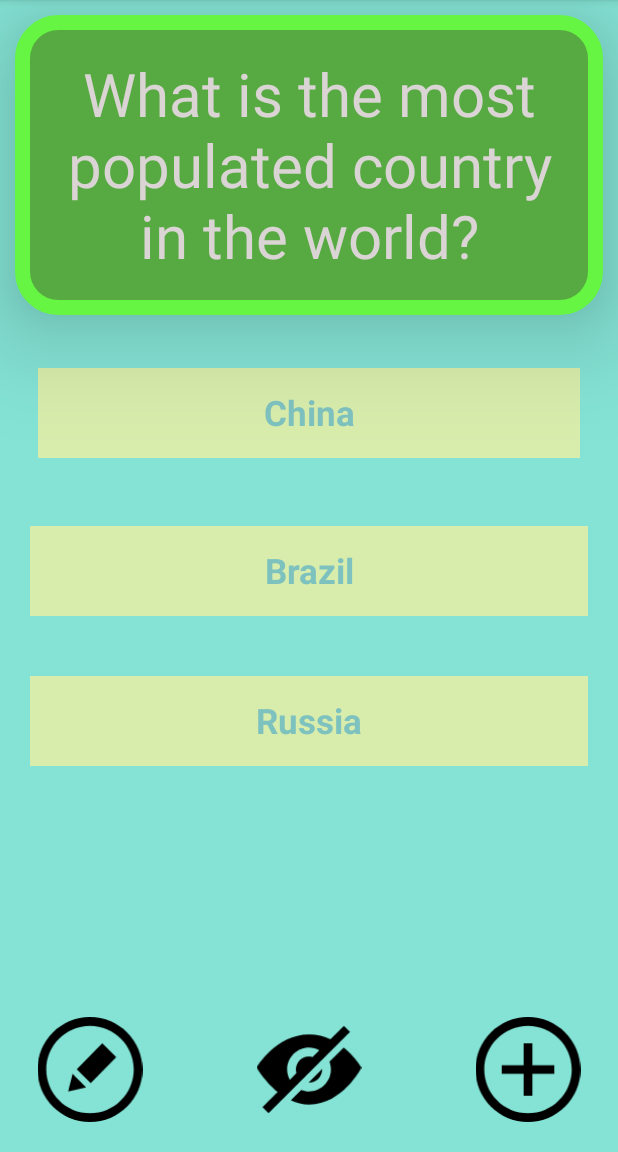
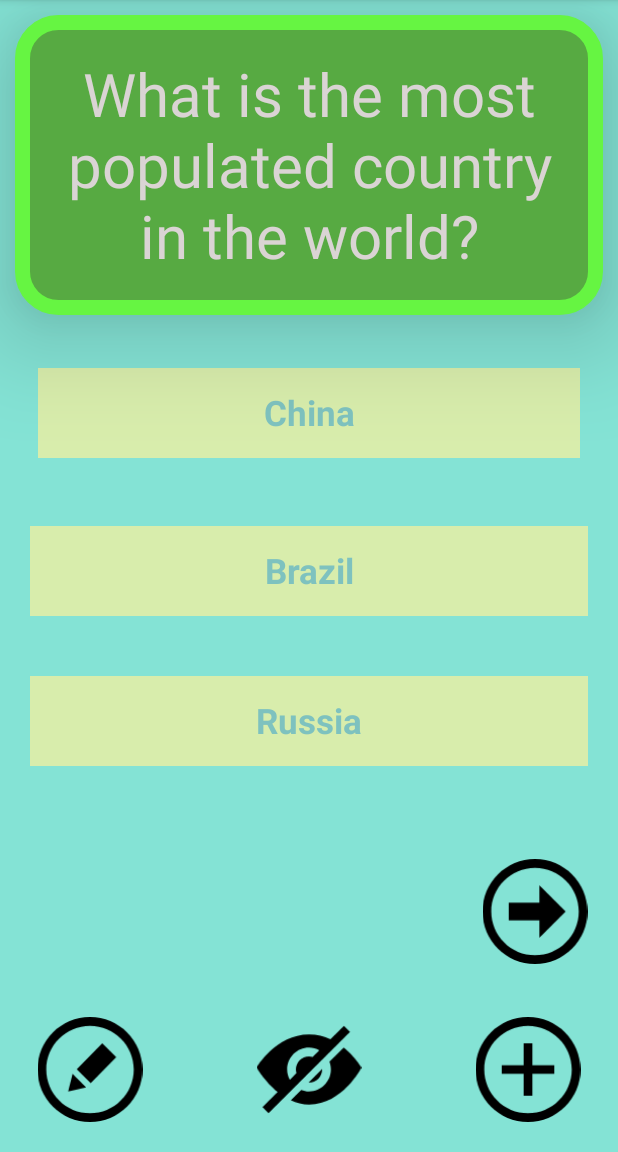
Before and after one commit to 19exceraya1/RayansFlashcards, an Android app: the screen it shows after launch (MainActivity), on a phone screen of 412 x 824 dp, the part 84-1236 px from its top. Run offline under Robolectric (Android 15) with nearby library versions, the phone set to English and light mode, and no system bars; our stand-ins replace Room's generated code.

Commit message:
Week 5 Lab

```diff
--- /dev/null
+++ b/app/src/main/res/drawable/next_icon_foreground.xml
@@ -0,0 +1,12 @@
+<vector xmlns:android="http://schemas.android.com/apk/res/android"
+    android:width="108dp"
+    android:height="108dp"
+    android:viewportWidth="108"
+    android:viewportHeight="108">
+  <group android:scaleX="4.5"
+      android:scaleY="4.5">
+    <path
+        android:fillColor="#FF000000"
+        android:pathData="M13,18v-4h-7v-4h7v-4l6,6 -6,6zM12,2c5.514,0 10,4.486 10,10s-4.486,10 -10,10 -10,-4.486 -10,-10 4.486,-10 10,-10zM12,0c-6.627,0 -12,5.373 -12,12s5.373,12 12,12 12,-5.373 12,-12 -5.373,-12 -12,-12z"/>
+  </group>
+</vector>
--- a/app/src/main/res/layout/activity_main.xml
+++ b/app/src/main/res/layout/activity_main.xml
@@ -73,11 +73,13 @@
         android:background="#AEFFF29A"
         android:layout_margin="20dp"
         android:layout_below="@id/Answer2"/>
+
     <TextView
-    android:id="@+id/reset"
-    android:layout_width="match_parent"
-    android:layout_height="100dp"
-    android:layout_below="@+id/Answer3"/>
+        android:id="@+id/reset"
+        android:layout_width="299dp"
+        android:layout_height="116dp"
+        android:layout_below="@+id/Answer3"
+        android:layout_marginTop="4dp" />
 
     <ImageView
         android:id="@+id/invisible_button"
@@ -109,6 +111,15 @@
     android:layout_height="70dp"/>
 
     <ImageView
+        android:id="@+id/next_icon"
+        android:src="@drawable/next_icon_foreground"
+        android:layout_alignParentRight="true"
+        android:layout_above="@id/newpage"
+        android:layout_width="80dp"
+        android:layout_margin="15dp"
+        android:layout_height="70dp"/>
+
+    <ImageView
         android:id="@+id/edit"
         android:src="@drawable/edit_icon_foreground"
         android:layout_alignParentBottom="true"
--- /dev/null
+++ b/app/src/main/res/mipmap-anydpi-v26/next_icon.xml
@@ -0,0 +1,5 @@
+<?xml version="1.0" encoding="utf-8"?>
+<adaptive-icon xmlns:android="http://schemas.android.com/apk/res/android">
+    <background android:drawable="@drawable/next_icon_background"/>
+    <foreground android:drawable="@drawable/next_icon_foreground"/>
+</adaptive-icon>
--- /dev/null
+++ b/app/src/main/res/mipmap-anydpi-v26/next_icon_round.xml
@@ -0,0 +1,5 @@
+<?xml version="1.0" encoding="utf-8"?>
+<adaptive-icon xmlns:android="http://schemas.android.com/apk/res/android">
+    <background android:drawable="@drawable/next_icon_background"/>
+    <foreground android:drawable="@drawable/next_icon_foreground"/>
+</adaptive-icon>
```
Also changed, not shown: app/src/main/java/com/example/rayansflashcards/MainActivity.java (+35 -3 lines), app/src/main/res/drawable/next_icon_background.xml (added, +74 -0 lines), app/src/main/next_icon-playstore.png (added), app/src/main/res/mipmap-hdpi/next_icon.png (added), app/src/main/res/mipmap-hdpi/next_icon_round.png (added), app/src/main/res/mipmap-mdpi/next_icon.png (added), app/src/main/res/mipmap-mdpi/next_icon_round.png (added), app/src/main/res/mipmap-xhdpi/next_icon.png (added), app/src/main/res/mipmap-xhdpi/next_icon_round.png (added), app/src/main/res/mipmap-xxhdpi/next_icon.png (added), app/src/main/res/mipmap-xxhdpi/next_icon_round.png (added), app/src/main/res/mipmap-xxxhdpi/next_icon.png (added), app/src/main/res/mipmap-xxxhdpi/next_icon_round.png (added).
